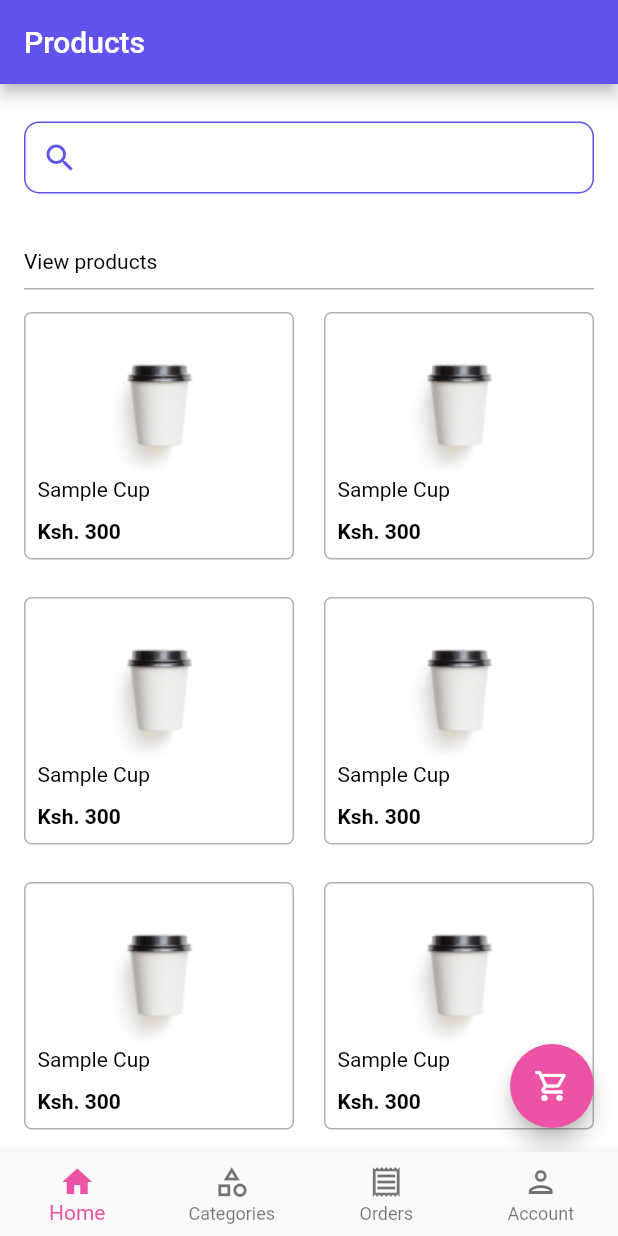
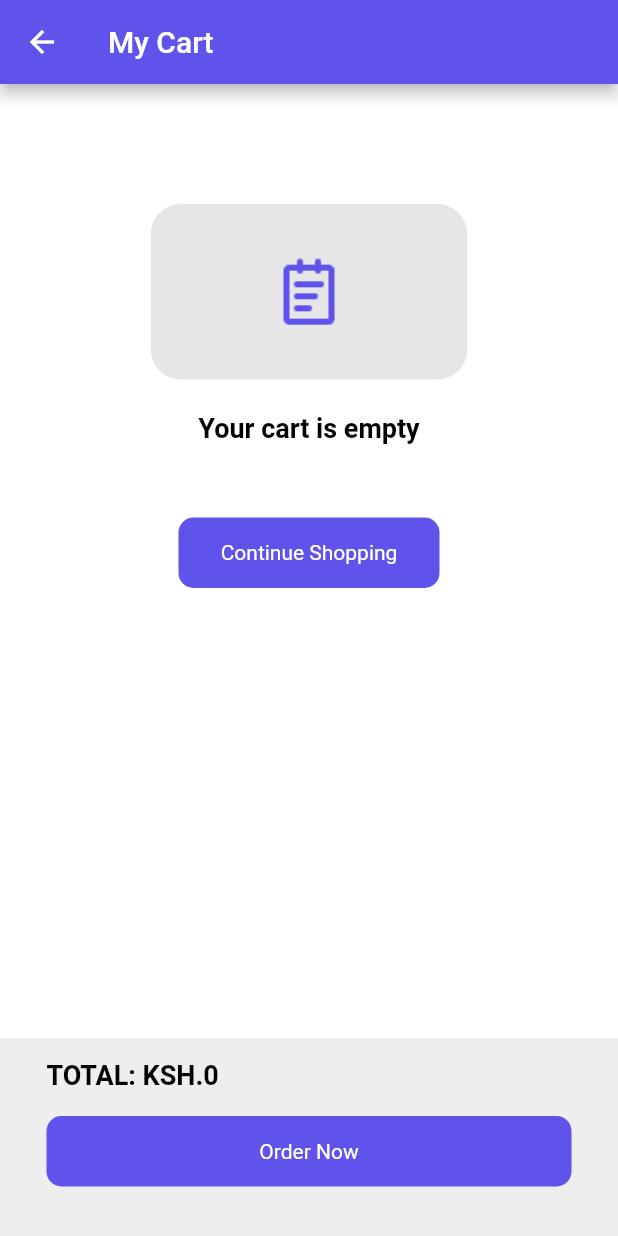
Before and after one commit to SamsonEshipillahPasili/ozcart, a Flutter app: the screen it shows after launch, after a tap on the "shopping cart" icon, on a phone screen of 412 x 824 dp. Run offline on Flutter 3.47's test engine with Material 2 defaults, Android fonts, the phone set to English and light mode, and no system bars; our stand-ins replace get.

Commit message:
Added the empty cart screen

```diff
--- a/frontend/ozcart/lib/components/oz_nothing_found.dart
+++ b/frontend/ozcart/lib/components/oz_nothing_found.dart
@@ -2,6 +2,10 @@ import 'package:flutter/material.dart';
 import 'package:ozcart/theme/palette.dart';
 
 class OzNothingFound extends StatelessWidget {
+  final String title;
+
+  const OzNothingFound({Key? key, required this.title}) : super(key: key);
+
   @override
   Widget build(BuildContext context) {
     return Column(
@@ -19,7 +23,7 @@ class OzNothingFound extends StatelessWidget {
         ),
         SizedBox(height: 22),
         Text(
-          "No products found",
+          title,
           style: Theme.of(context).textTheme.headline5,
         )
       ],
--- a/frontend/ozcart/lib/components/oz_primary_button.dart
+++ b/frontend/ozcart/lib/components/oz_primary_button.dart
@@ -12,14 +12,13 @@ class OzPrimaryButton extends StatelessWidget {
 
   @override
   Widget build(BuildContext context) {
-    return InkWell(
-      onTap: onTap,
-      child: Ink(
-        height: 47,
-        decoration: BoxDecoration(
+    return Material(
       color: Theme.of(context).primaryColor,
       borderRadius: BorderRadius.circular(10),
-        ),
+      child: InkWell(
+        onTap: onTap,
+        child: Container(
+          height: 47,
           child: Center(
             child: Text(
               text,
@@ -27,6 +26,7 @@ class OzPrimaryButton extends StatelessWidget {
             ),
           ),
         ),
+      ),
     );
   }
 }
--- /dev/null
+++ b/frontend/ozcart/lib/screens/cart_screens/cart_screen.dart
@@ -0,0 +1,16 @@
+import 'package:flutter/material.dart';
+import 'package:ozcart/components/oz_nothing_found.dart';
+import 'package:ozcart/components/oz_primary_button.dart';
+import 'package:ozcart/screens/cart_screens/empty_cart_screen.dart';
+import 'package:ozcart/screens/cart_screens/oz_cart_action.dart';
+
+class CartScreen extends StatelessWidget {
+  @override
+  Widget build(BuildContext context) {
+    return Scaffold(
+      backgroundColor: Colors.white,
+      appBar: AppBar(title: Text('My Cart')),
+      body: EmptyCartScreen(),
+    );
+  }
+}
--- /dev/null
+++ b/frontend/ozcart/lib/screens/cart_screens/empty_cart_screen.dart
@@ -0,0 +1,34 @@
+import 'package:flutter/material.dart';
+import 'package:ozcart/components/oz_nothing_found.dart';
+import 'package:ozcart/components/oz_primary_button.dart';
+
+import 'oz_cart_action.dart';
+
+class EmptyCartScreen extends StatelessWidget {
+  @override
+  Widget build(BuildContext context) {
+    return Container(
+      width: double.infinity,
+      child: Column(
+        children: [
+          SizedBox(height: 80),
+          OzNothingFound(title: 'Your cart is empty'),
+          SizedBox(height: 49),
+          Container(
+            width: 174,
+            child: OzPrimaryButton(
+              onTap: () {},
+              text: 'Continue Shopping',
+            ),
+          ),
+          Expanded(
+            child: Align(
+              alignment: Alignment.bottomCenter,
+              child: OzCartAction(),
+            ),
+          ),
+        ],
+      ),
+    );
+  }
+}
--- /dev/null
+++ b/frontend/ozcart/lib/screens/cart_screens/oz_cart_action.dart
@@ -0,0 +1,33 @@
+import 'package:flutter/material.dart';
+import 'package:ozcart/components/oz_primary_button.dart';
+import 'package:ozcart/theme/palette.dart';
+
+class OzCartAction extends StatelessWidget {
+  @override
+  Widget build(BuildContext context) {
+    return Container(
+      color: grey,
+      width: double.infinity,
+      padding: EdgeInsets.only(
+        left: 31,
+        top: 14,
+        right: 31,
+        bottom: 33,
+      ),
+      child: Column(
+        mainAxisSize: MainAxisSize.min,
+        children: [
+          Align(
+            child: Text(
+              'TOTAL: KSH.0',
+              style: Theme.of(context).textTheme.headline5,
+            ),
+            alignment: Alignment.centerLeft,
+          ),
+          SizedBox(height: 17),
+          OzPrimaryButton(text: 'Order Now', onTap: () {}),
+        ],
+      ),
+    );
+  }
+}
--- a/frontend/ozcart/lib/screens/products_screen.dart
+++ b/frontend/ozcart/lib/screens/products_screen.dart
@@ -1,7 +1,9 @@
 import 'package:flutter/material.dart';
+import 'package:get/get.dart';
 import 'package:ozcart/components/oz_nothing_found.dart';
 import 'package:ozcart/components/oz_product.dart';
 import 'package:ozcart/components/oz_search_field.dart';
+import 'package:ozcart/screens/cart_screens/cart_screen.dart';
 import 'package:ozcart/theme/palette.dart';
 
 class ProductsScreen extends StatelessWidget {
@@ -54,7 +56,7 @@ class ProductsScreen extends StatelessWidget {
         ),
       ),
       floatingActionButton: FloatingActionButton(
-        onPressed: () {},
+        onPressed: () => Get.to(() => CartScreen()),
         child: Icon(Icons.shopping_cart_outlined),
       ),
     );
```
Lines whose indentation alone changed are shown as unchanged.
